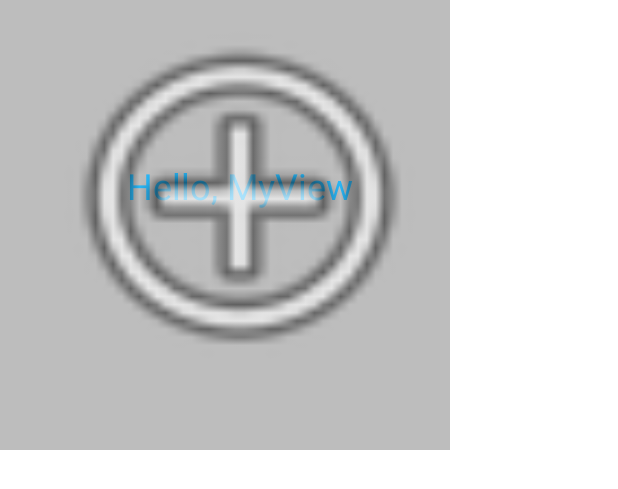
After one commit to Mahreen-Asama/MC-Lect-08-09, an Android app: the layout sample_my_view.xml on its own in the app's theme, with its tools: preview values and no code run, on a phone screen of 412 x 824 dp. The commit adds this screen. Shown: the top 489 px of the screen. Run offline under Robolectric (Android 15) with nearby library versions, the phone set to English and light mode, and no system bars.

Commit message:
layout without activity

```diff
--- /dev/null
+++ b/app/src/main/java/com/example/lect_08_linearlayoutcheckbox/MyView.java
@@ -0,0 +1,189 @@
+package com.example.lect_08_linearlayoutcheckbox;
+
+import android.content.Context;
+import android.content.res.TypedArray;
+import android.graphics.Canvas;
+import android.graphics.Color;
+import android.graphics.Paint;
+import android.graphics.drawable.Drawable;
+import android.text.TextPaint;
+import android.util.AttributeSet;
+import android.view.View;
+
+/**
+ * TODO: document your custom view class.
+ */
+public class MyView extends View {
+    private String mExampleString; // TODO: use a default from R.string...
+    private int mExampleColor = Color.RED; // TODO: use a default from R.color...
+    private float mExampleDimension = 0; // TODO: use a default from R.dimen...
+    private Drawable mExampleDrawable;
+
+    private TextPaint mTextPaint;
+    private float mTextWidth;
+    private float mTextHeight;
+
+    public MyView(Context context) {
+        super(context);
+        init(null, 0);
+    }
+
+    public MyView(Context context, AttributeSet attrs) {
+        super(context, attrs);
+        init(attrs, 0);
+    }
+
+    public MyView(Context context, AttributeSet attrs, int defStyle) {
+        super(context, attrs, defStyle);
+        init(attrs, defStyle);
+    }
+
+    private void init(AttributeSet attrs, int defStyle) {
+        // Load attributes
+        final TypedArray a = getContext().obtainStyledAttributes(
+                attrs, R.styleable.MyView, defStyle, 0);
+
+        mExampleString = a.getString(
+                R.styleable.MyView_exampleString);
+        mExampleColor = a.getColor(
+                R.styleable.MyView_exampleColor,
+                mExampleColor);
+        // Use getDimensionPixelSize or getDimensionPixelOffset when dealing with
+        // values that should fall on pixel boundaries.
+        mExampleDimension = a.getDimension(
+                R.styleable.MyView_exampleDimension,
+                mExampleDimension);
+
+        if (a.hasValue(R.styleable.MyView_exampleDrawable)) {
+            mExampleDrawable = a.getDrawable(
+                    R.styleable.MyView_exampleDrawable);
+            mExampleDrawable.setCallback(this);
+        }
+
+        a.recycle();
+
+        // Set up a default TextPaint object
+        mTextPaint = new TextPaint();
+        mTextPaint.setFlags(Paint.ANTI_ALIAS_FLAG);
+        mTextPaint.setTextAlign(Paint.Align.LEFT);
+
+        // Update TextPaint and text measurements from attributes
+        invalidateTextPaintAndMeasurements();
+    }
+
+    private void invalidateTextPaintAndMeasurements() {
+        mTextPaint.setTextSize(mExampleDimension);
+        mTextPaint.setColor(mExampleColor);
+        mTextWidth = mTextPaint.measureText(mExampleString);
+
+        Paint.FontMetrics fontMetrics = mTextPaint.getFontMetrics();
+        mTextHeight = fontMetrics.bottom;
+    }
+
+    @Override
+    protected void onDraw(Canvas canvas) {
+        super.onDraw(canvas);
+
+        // TODO: consider storing these as member variables to reduce
+        // allocations per draw cycle.
+        int paddingLeft = getPaddingLeft();
+        int paddingTop = getPaddingTop();
+        int paddingRight = getPaddingRight();
+        int paddingBottom = getPaddingBottom();
+
+        int contentWidth = getWidth() - paddingLeft - paddingRight;
+        int contentHeight = getHeight() - paddingTop - paddingBottom;
+
+        // Draw the text.
+        canvas.drawText(mExampleString,
+                paddingLeft + (contentWidth - mTextWidth) / 2,
+                paddingTop + (contentHeight + mTextHeight) / 2,
+                mTextPaint);
+
+        // Draw the example drawable on top of the text.
+        if (mExampleDrawable != null) {
+            mExampleDrawable.setBounds(paddingLeft, paddingTop,
+                    paddingLeft + contentWidth, paddingTop + contentHeight);
+            mExampleDrawable.draw(canvas);
+        }
+    }
+
+    /**
+     * Gets the example string attribute value.
+     *
+     * @return The example string attribute value.
+     */
+    public String getExampleString() {
+        return mExampleString;
+    }
+
+    /**
+     * Sets the view"s example string attribute value. In the example view, this string
+     * is the text to draw.
+     *
+     * @param exampleString The example string attribute value to use.
+     */
+    public void setExampleString(String exampleString) {
+        mExampleString = exampleString;
+        invalidateTextPaintAndMeasurements();
+    }
+
+    /**
+     * Gets the example color attribute value.
+     *
+     * @return The example color attribute value.
+     */
+    public int getExampleColor() {
+        return mExampleColor;
+    }
+
+    /**
+     * Sets the view"s example color attribute value. In the example view, this color
+     * is the font color.
+     *
+     * @param exampleColor The example color attribute value to use.
+     */
+    public void setExampleColor(int exampleColor) {
+        mExampleColor = exampleColor;
+        invalidateTextPaintAndMeasurements();
+    }
+
+    /**
+     * Gets the example dimension attribute value.
+     *
+     * @return The example dimension attribute value.
+     */
+    public float getExampleDimension() {
+        return mExampleDimension;
+    }
+
+    /**
+     * Sets the view"s example dimension attribute value. In the example view, this dimension
+     * is the font size.
+     *
+     * @param exampleDimension The example dimension attribute value to use.
+     */
+    public void setExampleDimension(float exampleDimension) {
+        mExampleDimension = exampleDimension;
+        invalidateTextPaintAndMeasurements();
+    }
+
+    /**
+     * Gets the example drawable attribute value.
+     *
+     * @return The example drawable attribute value.
+     */
+    public Drawable getExampleDrawable() {
+        return mExampleDrawable;
+    }
+
+    /**
+     * Sets the view"s example drawable attribute value. In the example view, this drawable is
+     * drawn above the text.
+     *
+     * @param exampleDrawable The example drawable attribute value to use.
+     */
+    public void setExampleDrawable(Drawable exampleDrawable) {
+        mExampleDrawable = exampleDrawable;
+    }
+}
--- /dev/null
+++ b/app/src/main/res/layout/sample_my_view.xml
@@ -0,0 +1,16 @@
+<FrameLayout xmlns:android="http://schemas.android.com/apk/res/android"
+    xmlns:app="http://schemas.android.com/apk/res-auto"
+    android:layout_width="match_parent"
+    android:layout_height="match_parent">
+
+    <com.example.lect_08_linearlayoutcheckbox.MyView
+        style="@style/Widget.Theme.Lect08LinearLayoutCheckbox.MyView"
+        android:layout_width="300dp"
+        android:layout_height="300dp"
+        android:paddingLeft="20dp"
+        android:paddingBottom="40dp"
+        app:exampleDimension="24sp"
+        app:exampleDrawable="@android:drawable/ic_menu_add"
+        app:exampleString="Hello, MyView" />
+
+</FrameLayout>
--- /dev/null
+++ b/app/src/main/res/values-night/styles.xml
@@ -0,0 +1,7 @@
+<resources>
+
+    <style name="Widget.Theme.Lect08LinearLayoutCheckbox.MyView" parent="">
+        <item name="android:background">@color/gray_600</item>
+        <item name="exampleColor">@color/light_blue_600</item>
+    </style>
+</resources>
--- a/app/src/main/res/values/colors.xml
+++ b/app/src/main/res/values/colors.xml
@@ -7,4 +7,8 @@
     <color name="teal_700">#FF018786</color>
     <color name="black">#FF000000</color>
     <color name="white">#FFFFFFFF</color>
+    <color name="light_blue_400">#FF29B6F6</color>
+    <color name="light_blue_600">#FF039BE5</color>
+    <color name="gray_400">#FFBDBDBD</color>
+    <color name="gray_600">#FF757575</color>
 </resources>
--- /dev/null
+++ b/app/src/main/res/values/styles.xml
@@ -0,0 +1,7 @@
+<resources>
+
+    <style name="Widget.Theme.Lect08LinearLayoutCheckbox.MyView" parent="">
+        <item name="android:background">@color/gray_400</item>
+        <item name="exampleColor">@color/light_blue_400</item>
+    </style>
+</resources>
```
Also changed, not shown: app/src/main/AndroidManifest.xml (+9 -0 lines), app/src/main/java/com/example/lect_08_linearlayoutcheckbox/MainActivity.java (+9 -1 lines), app/src/main/java/com/example/lect_08_linearlayoutcheckbox/MainActivity2.java (added, +25 -0 lines), app/src/main/res/layout/activity_main2.xml (added, +9 -0 lines), app/src/main/res/layout/layout.xml (added, +26 -0 lines), app/src/main/res/values/attrs_my_view.xml (added, +8 -0 lines).
